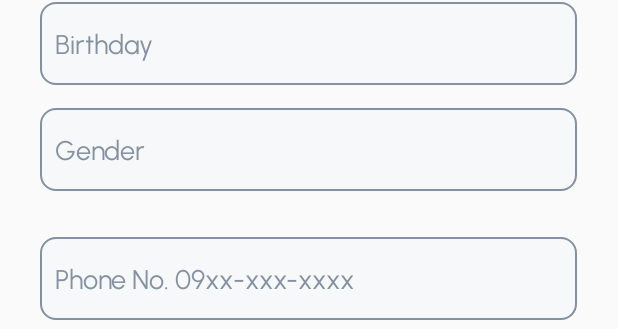
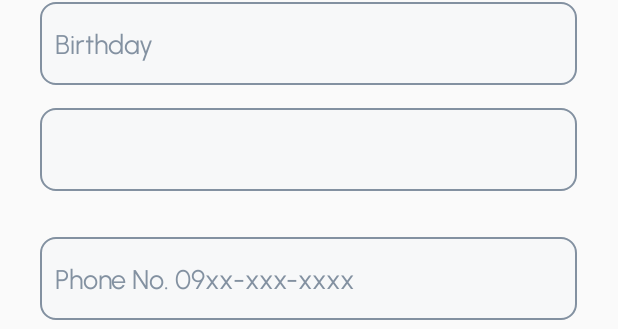
Before and after one commit to JanTalanay/HartCheckMobile, an Android app: the layout activity_register.xml on its own in the app's theme, with its tools: preview values and no code run, on a phone screen of 412 x 824 dp. Shown: the part 401-730 px from the top of the screen. Run offline under Robolectric (Android 15) with nearby library versions, the phone set to English and light mode, and no system bars.

Commit message:
Updated other inputs

```diff
--- a/app/src/main/res/layout/activity_register.xml
+++ b/app/src/main/res/layout/activity_register.xml
@@ -107,27 +107,25 @@
             android:layout_height="wrap_content"
             android:layout_marginTop="15dp">
 
-            <EditText
+            <Spinner
                 android:id="@+id/input_gender"
+                style="@style/Widget.MaterialComponents.TextInputLayout.OutlinedBox.ExposedDropdownMenu"
                 android:layout_width="match_parent"
                 android:layout_height="55dp"
                 android:layout_span="2"
                 android:background="@drawable/custom_input"
                 android:ems="10"
-                android:hint="@string/input_gender"
-                android:inputType="text"
+                android:inputType="none"
                 android:paddingStart="10dp"
                 android:paddingEnd="10dp"
                 android:textColor="@color/grey"
-                android:textColorHint="@color/grey"
-                tools:layout_editor_absoluteX="28dp"
-                tools:layout_editor_absoluteY="128dp" />
+                android:textColorHint="@color/grey"/>
         </TableRow>
 
         <TableRow
             android:layout_width="fill_parent"
             android:layout_height="wrap_content"
-            android:layout_marginTop="15dp"/>
+            android:layout_marginTop="15dp" />
 
         <TableRow
             android:layout_width="match_parent"
@@ -174,16 +172,18 @@
                 tools:layout_editor_absoluteY="128dp" />
 
         </TableRow>
+
         <TableRow
             android:layout_width="match_parent"
             android:layout_height="match_parent">
+
             <EditText
                 android:id="@+id/txt_register_pass"
                 android:layout_width="160dp"
                 android:layout_height="55dp"
+                android:layout_marginTop="15dp"
+                android:layout_marginBottom="15dp"
                 android:layout_span="2"
-                android:layout_marginBottom="15dp"
-                android:layout_marginTop="15dp"
                 android:background="@drawable/custom_input"
                 android:ems="10"
                 android:hint="@string/input_pass"
@@ -194,6 +194,7 @@
                 tools:layout_editor_absoluteX="30dp"
                 tools:layout_editor_absoluteY="129dp" />
         </TableRow>
+
         <TableRow
             android:layout_width="match_parent"
             android:layout_height="wrap_content"
@@ -205,10 +206,10 @@
                 android:layout_height="55dp"
                 android:layout_span="2"
                 android:background="@drawable/btn_primary"
+                android:fontFamily="@font/font_urbanist_medium"
                 android:text="@string/btn_next"
+                android:textAllCaps="false"
                 android:textColor="@drawable/btn_text_color_white"
-                android:fontFamily="@font/font_urbanist_medium"
-                android:textAllCaps="false"
                 app:layout_constraintBottom_toBottomOf="parent"
                 app:layout_constraintEnd_toEndOf="parent"
                 app:layout_constraintHorizontal_bias="0.500"
--- a/app/src/main/res/layout/fragment_edit_profile.xml
+++ b/app/src/main/res/layout/fragment_edit_profile.xml
@@ -120,7 +120,7 @@
             android:layout_height="match_parent"
             android:layout_marginTop="15dp">
 
-            <EditText
+            <Spinner
                 android:id="@+id/input_gender_edit"
                 android:layout_width="160dp"
                 android:layout_height="55dp"
```
Also changed, not shown: app/src/main/java/com/example/hartcheck/EditProfileFragment.kt (+13 -1 lines), app/src/main/java/com/example/hartcheck/RegisterActivity.kt (+19 -0 lines), app/src/main/res/layout/app_list_item.xml (added, +11 -0 lines).
